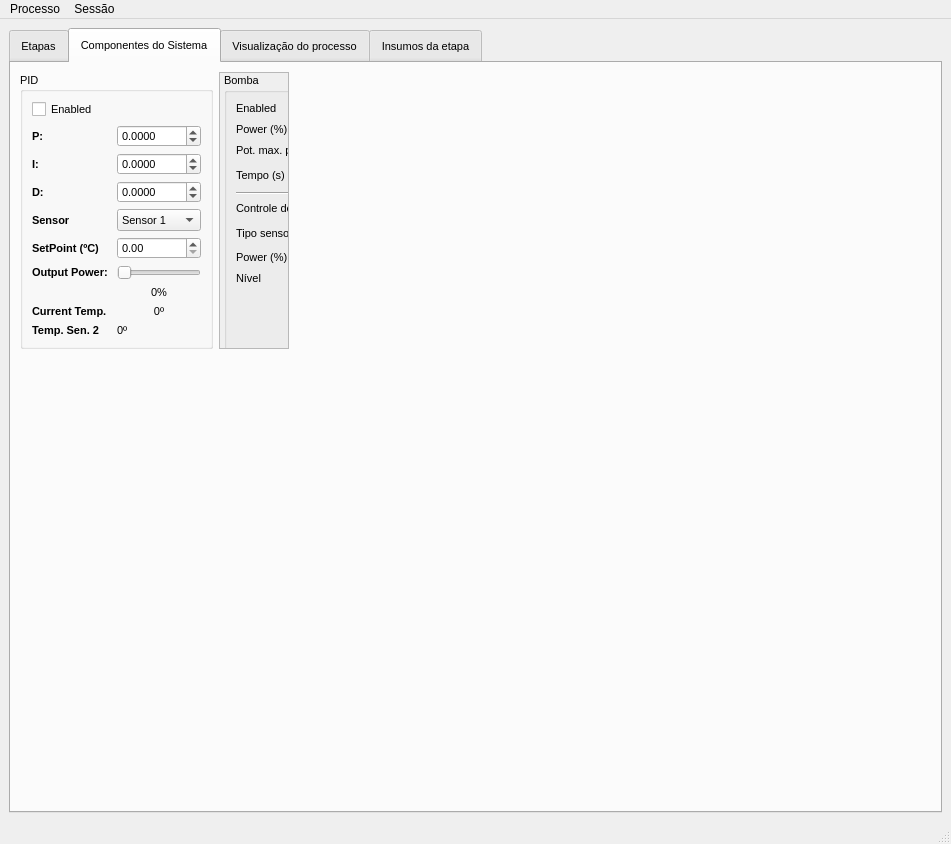
Old version of the form mainwindow.ui in the repository cristhianwb/BebumBrew.
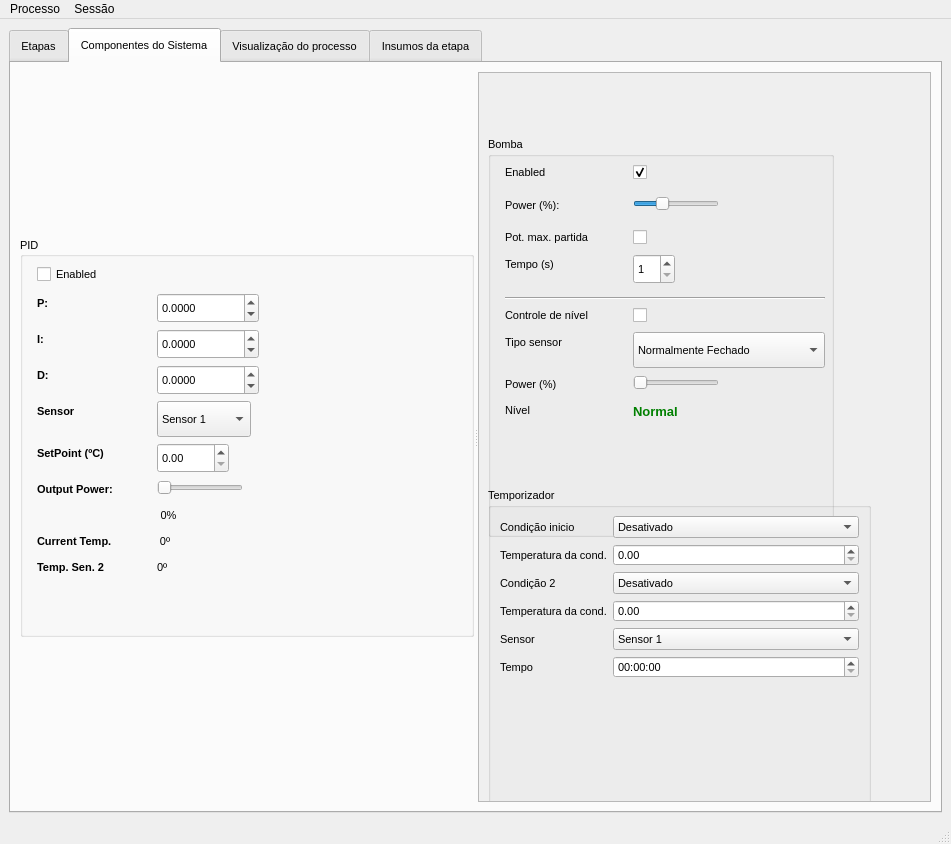
New version of the form. The open tabs and pages were chosen to show the change. Icons and pictures are not drawn.

Patch:
```diff
--- a/mainwindow.ui
+++ b/mainwindow.ui
@@ -224,15 +224,25 @@
        <attribute name="title">
         <string>Componentes do Sistema</string>
        </attribute>
-       <layout class="QHBoxLayout" name="horizontalLayout">
-        <property name="sizeConstraint">
-         <enum>QLayout::SetFixedSize</enum>
-        </property>
+       <layout class="QHBoxLayout" name="horizontalLayout_8">
+        <item>
+         <widget class="QSplitter" name="splitter">
+          <property name="orientation">
+           <enum>Qt::Horizontal</enum>
+          </property>
+          <widget class="QWidget" name="horizontalLayoutWidget_2">
+           <layout class="QHBoxLayout" name="horizontalLayout_7">
         <item>
          <widget class="QGroupBox" name="grpPID">
+              <property name="minimumSize">
+               <size>
+                <width>300</width>
+                <height>0</height>
+               </size>
+              </property>
           <property name="maximumSize">
            <size>
-            <width>16777215</width>
+                <width>600</width>
             <height>400</height>
            </size>
           </property>
@@ -248,16 +258,28 @@
           <property name="checkable">
            <bool>false</bool>
           </property>
-          <layout class="QFormLayout" name="formLayout_3">
-           <item row="0" column="0">
             <widget class="QCheckBox" name="ChkPidEnabled">
+               <property name="geometry">
+                <rect>
+                 <x>17</x>
+                 <y>25</y>
+                 <width>87</width>
+                 <height>25</height>
+                </rect>
+               </property>
              <property name="text">
               <string>Enabled</string>
              </property>
             </widget>
-           </item>
-           <item row="1" column="0">
             <widget class="QLabel" name="pLabel">
+               <property name="geometry">
+                <rect>
+                 <x>17</x>
+                 <y>56</y>
+                 <width>16</width>
+                 <height>20</height>
+                </rect>
+               </property>
              <property name="font">
               <font>
                <weight>75</weight>
@@ -271,9 +293,15 @@
               <enum>Qt::PlainText</enum>
              </property>
             </widget>
-           </item>
-           <item row="1" column="1">
             <widget class="QDoubleSpinBox" name="PField">
+               <property name="geometry">
+                <rect>
+                 <x>137</x>
+                 <y>56</y>
+                 <width>102</width>
+                 <height>30</height>
+                </rect>
+               </property>
              <property name="decimals">
               <number>4</number>
              </property>
@@ -287,9 +315,15 @@
               <double>0.001000000000000</double>
              </property>
             </widget>
-           </item>
-           <item row="2" column="0">
             <widget class="QLabel" name="iLabel">
+               <property name="geometry">
+                <rect>
+                 <x>17</x>
+                 <y>92</y>
+                 <width>16</width>
+                 <height>20</height>
+                </rect>
+               </property>
              <property name="font">
               <font>
                <weight>75</weight>
@@ -300,9 +334,15 @@
               <string>I:</string>
              </property>
             </widget>
-           </item>
-           <item row="2" column="1">
             <widget class="QDoubleSpinBox" name="IField">
+               <property name="geometry">
+                <rect>
+                 <x>137</x>
+                 <y>92</y>
+                 <width>102</width>
+                 <height>30</height>
+                </rect>
+               </property>
              <property name="decimals">
               <number>4</number>
              </property>
@@ -316,9 +356,15 @@
               <double>0.001000000000000</double>
              </property>
             </widget>
-           </item>
-           <item row="3" column="0">
             <widget class="QLabel" name="dLabel">
+               <property name="geometry">
+                <rect>
+                 <x>17</x>
+                 <y>128</y>
+                 <width>17</width>
+                 <height>20</height>
+                </rect>
+               </property>
              <property name="font">
               <font>
                <weight>75</weight>
@@ -329,9 +375,15 @@
               <string>D:</string>
              </property>
             </widget>
-           </item>
-           <item row="3" column="1">
             <widget class="QDoubleSpinBox" name="DField">
+               <property name="geometry">
+                <rect>
+                 <x>137</x>
+                 <y>128</y>
+                 <width>102</width>
+                 <height>30</height>
+                </rect>
+               </property>
              <property name="decimals">
               <number>4</number>
              </property>
@@ -345,9 +397,15 @@
               <double>0.001000000000000</double>
              </property>
             </widget>
-           </item>
-           <item row="4" column="0">
             <widget class="QLabel" name="lbPidSenSelect">
+               <property name="geometry">
+                <rect>
+                 <x>17</x>
+                 <y>164</y>
+                 <width>52</width>
+                 <height>20</height>
+                </rect>
+               </property>
              <property name="font">
               <font>
                <weight>75</weight>
@@ -358,9 +416,15 @@
               <string>Sensor</string>
              </property>
             </widget>
-           </item>
-           <item row="4" column="1">
             <widget class="QComboBox" name="cbPidSenSelect">
+               <property name="geometry">
+                <rect>
+                 <x>137</x>
+                 <y>164</y>
+                 <width>94</width>
+                 <height>36</height>
+                </rect>
+               </property>
              <item>
               <property name="text">
                <string>Sensor 1</string>
@@ -372,9 +436,15 @@
               </property>
              </item>
             </widget>
-           </item>
-           <item row="5" column="0">
             <widget class="QLabel" name="setPointLabel">
+               <property name="geometry">
+                <rect>
+                 <x>17</x>
+                 <y>206</y>
+                 <width>94</width>
+                 <height>20</height>
+                </rect>
+               </property>
              <property name="font">
               <font>
                <weight>75</weight>
@@ -385,16 +455,28 @@
               <string>SetPoint (ºC)</string>
              </property>
             </widget>
-           </item>
-           <item row="5" column="1">
             <widget class="QDoubleSpinBox" name="SPField">
+               <property name="geometry">
+                <rect>
+                 <x>137</x>
+                 <y>206</y>
+                 <width>72</width>
+                 <height>30</height>
+                </rect>
+               </property>
              <property name="maximum">
               <double>100.000000000000000</double>
              </property>
             </widget>
-           </item>
-           <item row="6" column="0">
             <widget class="QLabel" name="outLabel">
+               <property name="geometry">
+                <rect>
+                 <x>17</x>
+                 <y>242</y>
+                 <width>114</width>
+                 <height>20</height>
+                </rect>
+               </property>
              <property name="font">
               <font>
                <weight>75</weight>
@@ -405,9 +487,15 @@
               <string>Output Power: </string>
              </property>
             </widget>
-           </item>
-           <item row="6" column="1">
             <widget class="QSlider" name="sliderOutPower">
+               <property name="geometry">
+                <rect>
+                 <x>137</x>
+                 <y>242</y>
+                 <width>86</width>
+                 <height>18</height>
+                </rect>
+               </property>
              <property name="maximum">
               <number>100</number>
              </property>
@@ -415,9 +503,15 @@
               <enum>Qt::Horizontal</enum>
              </property>
             </widget>
-           </item>
-           <item row="7" column="1">
             <widget class="QLabel" name="labelOutPower">
+               <property name="geometry">
+                <rect>
+                 <x>137</x>
+                 <y>268</y>
+                 <width>23</width>
+                 <height>20</height>
+                </rect>
+               </property>
              <property name="text">
               <string>0%</string>
              </property>
@@ -425,9 +519,15 @@
               <set>Qt::AlignCenter</set>
              </property>
             </widget>
-           </item>
-           <item row="8" column="0">
             <widget class="QLabel" name="currentTempCLabel">
+               <property name="geometry">
+                <rect>
+                 <x>17</x>
+                 <y>294</y>
+                 <width>110</width>
+                 <height>20</height>
+                </rect>
+               </property>
              <property name="font">
               <font>
                <weight>75</weight>
@@ -438,9 +538,15 @@
               <string>Current Temp.</string>
              </property>
             </widget>
-           </item>
-           <item row="8" column="1">
             <widget class="QLabel" name="labelTemp">
+               <property name="geometry">
+                <rect>
+                 <x>137</x>
+                 <y>294</y>
+                 <width>16</width>
+                 <height>20</height>
+                </rect>
+               </property>
              <property name="font">
               <font>
                <italic>false</italic>
@@ -454,9 +560,15 @@
               <set>Qt::AlignCenter</set>
              </property>
             </widget>
-           </item>
-           <item row="9" column="0">
             <widget class="QLabel" name="label_2">
+               <property name="geometry">
+                <rect>
+                 <x>17</x>
+                 <y>320</y>
+                 <width>95</width>
+                 <height>20</height>
+                </rect>
+               </property>
              <property name="font">
               <font>
                <weight>75</weight>
@@ -467,82 +579,159 @@
               <string>Temp. Sen. 2</string>
              </property>
             </widget>
-           </item>
-           <item row="9" column="1">
             <widget class="QLabel" name="labelTemp2">
+               <property name="geometry">
+                <rect>
+                 <x>137</x>
+                 <y>320</y>
+                 <width>16</width>
+                 <height>20</height>
+                </rect>
+               </property>
              <property name="text">
               <string>0º</string>
              </property>
             </widget>
+             </widget>
            </item>
           </layout>
          </widget>
-        </item>
+          <widget class="QWidget" name="horizontalLayoutWidget">
+           <layout class="QHBoxLayout" name="horizontalLayout_6">
         <item>
          <widget class="QScrollArea" name="scrollArea">
+              <property name="enabled">
+               <bool>true</bool>
+              </property>
+              <property name="sizePolicy">
+               <sizepolicy hsizetype="Expanding" vsizetype="Expanding">
+                <horstretch>0</horstretch>
+                <verstretch>0</verstretch>
+               </sizepolicy>
+              </property>
+              <property name="minimumSize">
+               <size>
+                <width>300</width>
+                <height>0</height>
+               </size>
+              </property>
+              <property name="maximumSize">
+               <size>
+                <width>16777215</width>
+                <height>16777215</height>
+               </size>
+              </property>
+              <property name="layoutDirection">
+               <enum>Qt::LeftToRight</enum>
+              </property>
+              <property name="autoFillBackground">
+               <bool>false</bool>
+              </property>
+              <property name="horizontalScrollBarPolicy">
+               <enum>Qt::ScrollBarAlwaysOff</enum>
+              </property>
           <property name="widgetResizable">
            <bool>true</bool>
           </property>
+              <property name="alignment">
+               <set>Qt::AlignCenter</set>
+              </property>
           <widget class="QWidget" name="scrollAreaWidgetContents">
+               <property name="enabled">
+                <bool>true</bool>
+               </property>
            <property name="geometry">
             <rect>
              <x>0</x>
              <y>0</y>
-             <width>450</width>
-             <height>712</height>
-            </rect>
-           </property>
-           <widget class="QWidget" name="">
-            <property name="geometry">
-             <rect>
-              <x>4</x>
-              <y>0</y>
-              <width>431</width>
-              <height>714</height>
-             </rect>
-            </property>
-            <layout class="QVBoxLayout" name="verticalLayout_3">
-             <property name="rightMargin">
-              <number>0</number>
-             </property>
-             <item>
+                 <width>538</width>
+                 <height>710</height>
+                </rect>
+               </property>
+               <property name="sizePolicy">
+                <sizepolicy hsizetype="Expanding" vsizetype="Expanding">
+                 <horstretch>0</horstretch>
+                 <verstretch>0</verstretch>
+                </sizepolicy>
+               </property>
               <widget class="QGroupBox" name="grpBomb">
+                <property name="geometry">
+                 <rect>
+                  <x>9</x>
+                  <y>64</y>
+                  <width>346</width>
+                  <height>400</height>
+                 </rect>
+                </property>
+                <property name="sizePolicy">
+                 <sizepolicy hsizetype="Preferred" vsizetype="Expanding">
+                  <horstretch>0</horstretch>
+                  <verstretch>0</verstretch>
+                 </sizepolicy>
+                </property>
+                <property name="minimumSize">
+                 <size>
+                  <width>250</width>
+                  <height>400</height>
+                 </size>
+                </property>
                <property name="maximumSize">
                 <size>
-                 <width>16777215</width>
+                  <width>600</width>
                  <height>290</height>
                 </size>
                </property>
                <property name="title">
                 <string>Bomba</string>
                </property>
-               <layout class="QFormLayout" name="formLayout_2">
-                <property name="fieldGrowthPolicy">
-                 <enum>QFormLayout::AllNonFixedFieldsGrow</enum>
-                </property>
-                <item row="0" column="0">
                  <widget class="QLabel" name="enabledLabel">
+                 <property name="geometry">
+                  <rect>
+                   <x>17</x>
+                   <y>25</y>
+                   <width>57</width>
+                   <height>20</height>
+                  </rect>
+                 </property>
                   <property name="text">
                    <string>Enabled</string>
                   </property>
                  </widget>
-                </item>
-                <item row="0" column="1">
                  <widget class="QCheckBox" name="chkPumpEnabled">
+                 <property name="geometry">
+                  <rect>
+                   <x>145</x>
+                   <y>25</y>
+                   <width>20</width>
+                   <height>21</height>
+                  </rect>
+                 </property>
                   <property name="checked">
                    <bool>true</bool>
                   </property>
                  </widget>
-                </item>
-                <item row="2" column="0">
                  <widget class="QLabel" name="powerLabel">
+                 <property name="geometry">
+                  <rect>
+                   <x>17</x>
+                   <y>58</y>
+                   <width>78</width>
+                   <height>20</height>
+                  </rect>
+                 </property>
                   <property name="text">
                    <string>Power (%): </string>
                   </property>
                  </widget>
-                </item>
-                <item row="2" column="1">
                  <widget class="QSlider" name="sliderPumpPower">
+                 <property name="geometry">
+                  <rect>
+                   <x>145</x>
+                   <y>58</y>
+                   <width>86</width>
+                   <height>18</height>
+                  </rect>
+                 </property>
                   <property name="maximum">
                    <number>255</number>
                   </property>
@@ -553,23 +742,41 @@
                    <enum>Qt::Horizontal</enum>
                   </property>
                  </widget>
-                </item>
-                <item row="4" column="0">
                  <widget class="QLabel" name="label_15">
+                 <property name="geometry">
+                  <rect>
+                   <x>17</x>
+                   <y>90</y>
+                   <width>122</width>
+                   <height>20</height>
+                  </rect>
+                 </property>
                   <property name="text">
                    <string>Pot. max. partida</string>
                   </property>
                  </widget>
-                </item>
-                <item row="4" column="1">
                  <widget class="QCheckBox" name="chkBurst">
+                 <property name="geometry">
+                  <rect>
+                   <x>145</x>
+                   <y>90</y>
+                   <width>20</width>
+                   <height>21</height>
+                  </rect>
+                 </property>
                   <property name="text">
                    <string/>
                   </property>
                  </widget>
-                </item>
-                <item row="5" column="0">
                  <widget class="QLabel" name="label_16">
+                 <property name="geometry">
+                  <rect>
+                   <x>17</x>
+                   <y>117</y>
+                   <width>70</width>
+                   <height>20</height>
+                  </rect>
+                 </property>
                   <property name="sizePolicy">
                    <sizepolicy hsizetype="Preferred" vsizetype="Preferred">
                     <horstretch>0</horstretch>
@@ -580,9 +787,15 @@
                    <string>Tempo (s)</string>
                   </property>
                  </widget>
-                </item>
-                <item row="5" column="1">
                  <widget class="QSpinBox" name="spinMaxPwrTime">
+                 <property name="geometry">
+                  <rect>
+                   <x>145</x>
+                   <y>117</y>
+                   <width>42</width>
+                   <height>30</height>
+                  </rect>
+                 </property>
                   <property name="minimum">
                    <number>1</number>
                   </property>
@@ -590,16 +803,28 @@
                    <number>20</number>
                   </property>
                  </widget>
-                </item>
-                <item row="6" column="0" colspan="2">
                  <widget class="Line" name="line">
+                 <property name="geometry">
+                  <rect>
+                   <x>17</x>
+                   <y>153</y>
+                   <width>320</width>
+                   <height>16</height>
+                  </rect>
+                 </property>
                   <property name="orientation">
                    <enum>Qt::Horizontal</enum>
                   </property>
                  </widget>
-                </item>
-                <item row="8" column="0">
                  <widget class="QLabel" name="label_10">
+                 <property name="geometry">
+                  <rect>
+                   <x>17</x>
+                   <y>168</y>
+                   <width>120</width>
+                   <height>20</height>
+                  </rect>
+                 </property>
                   <property name="toolTip">
                    <string extracomment="Definir esta potência para a bomba quando a panela atingir o nível máximo"/>
                   </property>
@@ -607,23 +832,41 @@
                    <string>Controle de nível</string>
                   </property>
                  </widget>
-                </item>
-                <item row="8" column="1">
                  <widget class="QCheckBox" name="chkLevelControl">
+                 <property name="geometry">
+                  <rect>
+                   <x>145</x>
+                   <y>168</y>
+                   <width>20</width>
+                   <height>21</height>
+                  </rect>
+                 </property>
                   <property name="text">
                    <string/>
                   </property>
                  </widget>
-                </item>
-                <item row="10" column="0">
                  <widget class="QLabel" name="label_11">
+                 <property name="geometry">
+                  <rect>
+                   <x>17</x>
+                   <y>237</y>
+                   <width>70</width>
+                   <height>20</height>
+                  </rect>
+                 </property>
                   <property name="text">
                    <string>Power (%)</string>
                   </property>
                  </widget>
-                </item>
-                <item row="10" column="1">
                  <widget class="QSlider" name="sliderPumpPowerHigh">
+                 <property name="geometry">
+                  <rect>
+                   <x>145</x>
+                   <y>237</y>
+                   <width>86</width>
+                   <height>18</height>
+                  </rect>
+                 </property>
                   <property name="maximum">
                    <number>255</number>
                   </property>
@@ -631,16 +874,28 @@
                    <enum>Qt::Horizontal</enum>
                   </property>
                  </widget>
-                </item>
-                <item row="11" column="0">
                  <widget class="QLabel" name="label_14">
+                 <property name="geometry">
+                  <rect>
+                   <x>17</x>
+                   <y>263</y>
+                   <width>36</width>
+                   <height>20</height>
+                  </rect>
+                 </property>
                   <property name="text">
                    <string>Nível</string>
                   </property>
                  </widget>
-                </item>
-                <item row="11" column="1">
                  <widget class="QLabel" name="lbFloatState">
+                 <property name="geometry">
+                  <rect>
+                   <x>145</x>
+                   <y>263</y>
+                   <width>65</width>
+                   <height>23</height>
+                  </rect>
+                 </property>
                   <property name="font">
                    <font>
                     <pointsize>10</pointsize>
@@ -664,16 +919,28 @@
                    <enum>Qt::AutoText</enum>
                   </property>
                  </widget>
-                </item>
-                <item row="9" column="0">
                  <widget class="QLabel" name="tipoSensorLabel">
+                 <property name="geometry">
+                  <rect>
+                   <x>17</x>
+                   <y>195</y>
+                   <width>83</width>
+                   <height>20</height>
+                  </rect>
+                 </property>
                   <property name="text">
                    <string>Tipo sensor</string>
                   </property>
                  </widget>
-                </item>
-                <item row="9" column="1">
                  <widget class="QComboBox" name="cbSensorType">
+                 <property name="geometry">
+                  <rect>
+                   <x>145</x>
+                   <y>195</y>
+                   <width>192</width>
+                   <height>36</height>
+                  </rect>
+                 </property>
                   <item>
                    <property name="text">
                     <string>Normalmente Fechado</string>
@@ -685,12 +952,34 @@
                    </property>
                   </item>
                  </widget>
-                </item>
-               </layout>
-              </widget>
-             </item>
-             <item>
+               </widget>
               <widget class="QGroupBox" name="grpTimer">
+                <property name="geometry">
+                 <rect>
+                  <x>9</x>
+                  <y>415</y>
+                  <width>383</width>
+                  <height>400</height>
+                 </rect>
+                </property>
+                <property name="sizePolicy">
+                 <sizepolicy hsizetype="Preferred" vsizetype="Expanding">
+                  <horstretch>0</horstretch>
+                  <verstretch>0</verstretch>
+                 </sizepolicy>
+                </property>
+                <property name="minimumSize">
+                 <size>
+                  <width>250</width>
+                  <height>400</height>
+                 </size>
+                </property>
+                <property name="maximumSize">
+                 <size>
+                  <width>600</width>
+                  <height>16777215</height>
+                 </size>
+                </property>
                <property name="title">
                 <string>Temporizador</string>
                </property>
@@ -698,7 +987,7 @@
                 <property name="fieldGrowthPolicy">
                  <enum>QFormLayout::AllNonFixedFieldsGrow</enum>
                 </property>
-                <item row="0" column="1">
+                 <item row="1" column="1">
                  <widget class="QComboBox" name="cbTimerStartCond">
                   <property name="currentIndex">
                    <number>0</number>
@@ -725,31 +1014,31 @@
                   </item>
                  </widget>
                 </item>
-                <item row="0" column="0">
+                 <item row="1" column="0">
                  <widget class="QLabel" name="lbcondtemp">
                   <property name="text">
                    <string>Condição inicio</string>
                   </property>
                  </widget>
                 </item>
-                <item row="1" column="0">
+                 <item row="2" column="0">
                  <widget class="QLabel" name="lbtemp">
                   <property name="text">
                    <string>Temperatura da cond.</string>
                   </property>
                  </widget>
                 </item>
-                <item row="1" column="1">
+                 <item row="2" column="1">
                  <widget class="QDoubleSpinBox" name="timerTempField"/>
                 </item>
-                <item row="2" column="0">
+                 <item row="3" column="0">
                  <widget class="QLabel" name="condiO2Label">
                   <property name="text">
                    <string>Condição 2</string>
                   </property>
                  </widget>
                 </item>
-                <item row="2" column="1">
+                 <item row="3" column="1">
                  <widget class="QComboBox" name="cbTimerStartCond2">
                   <item>
                    <property name="text">
@@ -768,7 +1057,7 @@
                   </item>
                  </widget>
                 </item>
-                <item row="4" column="0">
+                 <item row="5" column="0">
                  <widget class="QLabel" name="sensorSelectLabel">
                   <property name="font">
                    <font>
@@ -781,7 +1070,7 @@
                   </property>
                  </widget>
                 </item>
-                <item row="4" column="1">
+                 <item row="5" column="1">
                  <widget class="QComboBox" name="cbSensorSelect">
                   <item>
                    <property name="text">
@@ -795,14 +1084,14 @@
                   </item>
                  </widget>
                 </item>
-                <item row="5" column="0">
+                 <item row="6" column="0">
                  <widget class="QLabel" name="lbtime">
                   <property name="text">
                    <string>Tempo</string>
                   </property>
                  </widget>
                 </item>
-                <item row="5" column="1">
+                 <item row="6" column="1">
                  <widget class="QTimeEdit" name="timerTimeField">
                   <property name="currentSection">
                    <enum>QDateTimeEdit::HourSection</enum>
@@ -812,23 +1101,28 @@
                   </property>
                  </widget>
                 </item>
-                <item row="3" column="0">
+                 <item row="4" column="0">
                  <widget class="QLabel" name="temperaturaDaCondLabel">
                   <property name="text">
                    <string>Temperatura da cond.</string>
                   </property>
                  </widget>
                 </item>
-                <item row="3" column="1">
+                 <item row="4" column="1">
                  <widget class="QDoubleSpinBox" name="timerTempField2"/>
                 </item>
                </layout>
               </widget>
+               <zorder>grpBomb</zorder>
+               <zorder>grpTimer</zorder>
+               <zorder>grpPID</zorder>
+               <zorder>grpPID</zorder>
+              </widget>
+             </widget>
              </item>
             </layout>
            </widget>
           </widget>
-         </widget>
         </item>
        </layout>
       </widget>
```
Left out of the diff: 14 changed lines with no effect on the pictures. Lines whose indentation alone changed are shown as unchanged.
